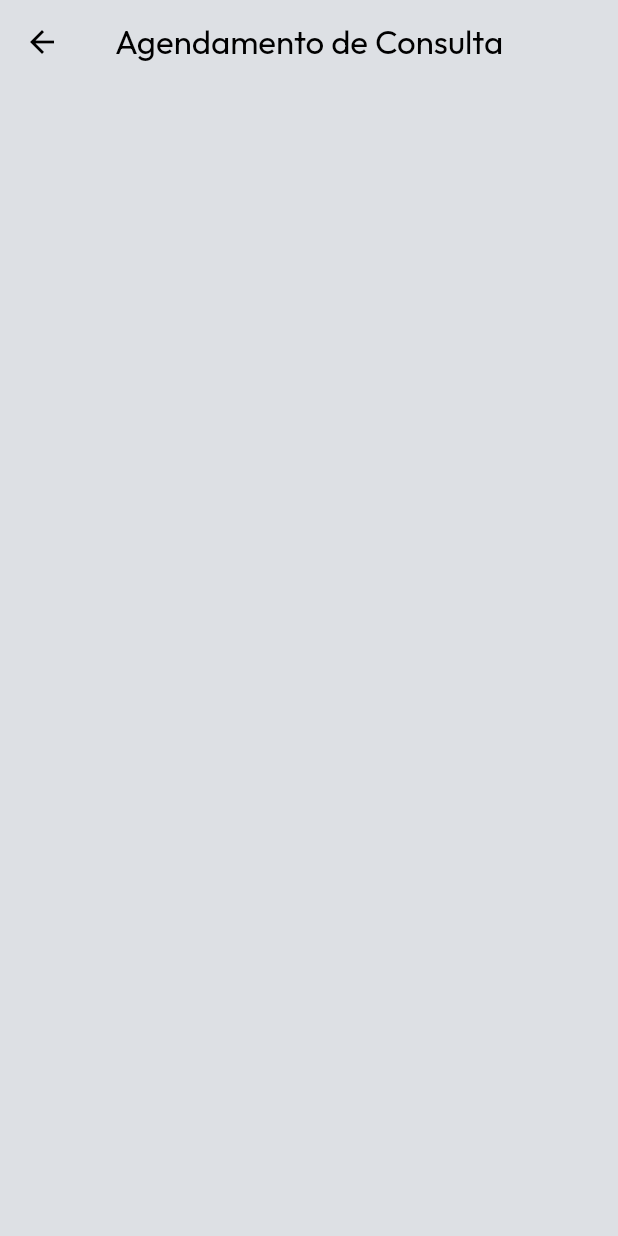
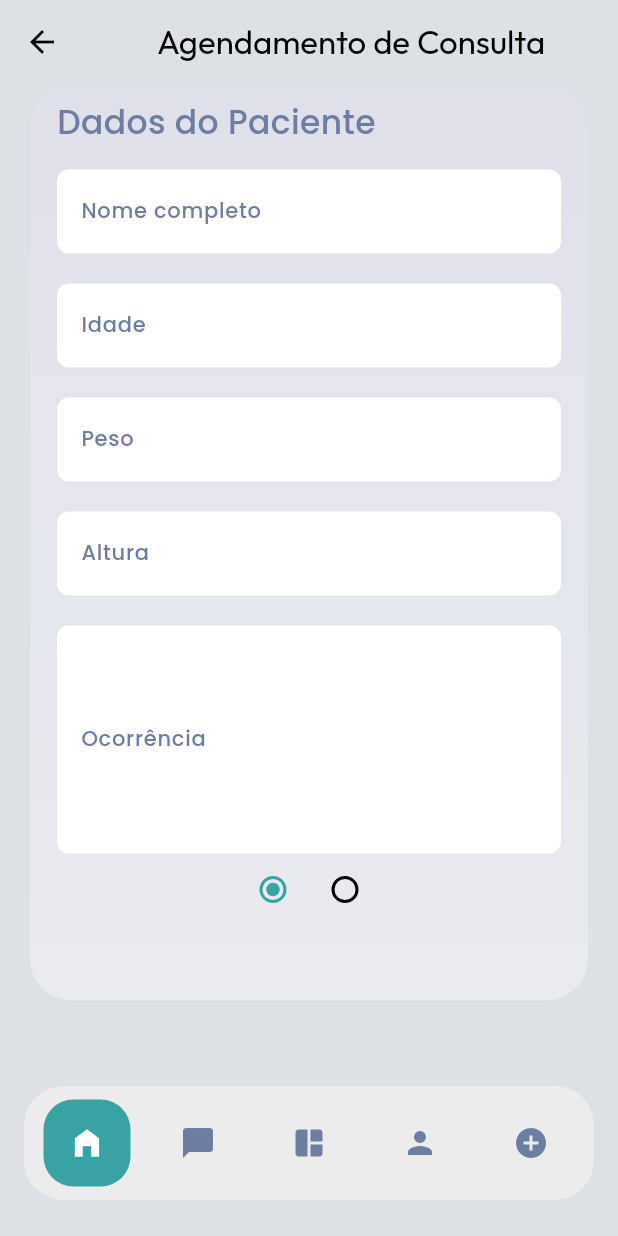
Before and after one commit to DaviFerreira0106/PhysioApp, a Flutter app: the ScheduleAppointmentPage screen opened by its route, on a phone screen of 412 x 824 dp. Run offline on Flutter 3.47's test engine with Material 3 defaults, Android fonts, the phone set to English and light mode, and no system bars; our stand-ins replace image_picker, video_player; accounts and stored records are empty.

Commit message:
Desenvolvido o primeiro formulario da tela de agendamento de consulta

```diff
--- /dev/null
+++ b/lib/components/physioterapist/schedule_appointment/first_form_schedule_appointment.dart
@@ -0,0 +1,125 @@
+import 'package:flutter/material.dart';
+
+class FirstFormScheduleAppointment extends StatefulWidget {
+  const FirstFormScheduleAppointment({super.key});
+
+  @override
+  State<FirstFormScheduleAppointment> createState() =>
+      _FirstFormScheduleAppointmentState();
+}
+
+class _FirstFormScheduleAppointmentState
+    extends State<FirstFormScheduleAppointment> {
+  @override
+  Widget build(BuildContext context) {
+    Widget defaultTextForm({required Widget textForm}) {
+      return Container(
+        margin: const EdgeInsets.symmetric(horizontal: 10),
+        decoration: BoxDecoration(
+          color: Colors.white,
+          borderRadius: BorderRadius.circular(8),
+        ),
+        child: textForm,
+      );
+    }
+
+    return Column(
+      crossAxisAlignment: CrossAxisAlignment.start,
+      children: [
+        Container(
+          margin: const EdgeInsets.only(
+            left: 10,
+            top: 10,
+            bottom: 16,
+          ),
+          child: Text(
+            'Dados do Paciente',
+            style: TextStyle(
+              fontSize: 22,
+              color: Theme.of(context).textTheme.labelLarge?.color,
+              fontWeight: FontWeight.w500,
+            ),
+          ),
+        ),
+        Form(
+          child: Column(
+            spacing: 20,
+            children: [
+              defaultTextForm(
+                textForm: TextFormField(
+                  decoration: InputDecoration(
+                    label: Text(
+                      'Nome completo',
+                      style: Theme.of(context).textTheme.labelMedium,
+                    ),
+                    border: const OutlineInputBorder(
+                      borderSide: BorderSide.none,
+                    ),
+                  ),
+                  keyboardType: TextInputType.name,
+                ),
+              ),
+              defaultTextForm(
+                textForm: TextFormField(
+                  decoration: InputDecoration(
+                    label: Text(
+                      'Idade',
+                      style: Theme.of(context).textTheme.labelMedium,
+                    ),
+                    border: const OutlineInputBorder(
+                      borderSide: BorderSide.none,
+                    ),
+                  ),
+                  keyboardType: TextInputType.number,
+                ),
+              ),
+              defaultTextForm(
+                textForm: TextFormField(
+                  decoration: InputDecoration(
+                    label: Text(
+                      'Peso',
+                      style: Theme.of(context).textTheme.labelMedium,
+                    ),
+                    border: const OutlineInputBorder(
+                      borderSide: BorderSide.none,
+                    ),
+                  ),
+                  keyboardType: TextInputType.number,
+                ),
+              ),
+              defaultTextForm(
+                textForm: TextFormField(
+                  decoration: InputDecoration(
+                    label: Text(
+                      'Altura',
+                      style: Theme.of(context).textTheme.labelMedium,
+                    ),
+                    border: const OutlineInputBorder(
+                      borderSide: BorderSide.none,
+                    ),
+                  ),
+                  keyboardType: TextInputType.number,
+                ),
+              ),
+              defaultTextForm(
+                textForm: TextFormField(
+                  decoration: InputDecoration(
+                    label: Text(
+                      'Ocorrência',
+                      style: Theme.of(context).textTheme.labelMedium,
+                    ),
+                    border: const OutlineInputBorder(
+                      borderSide: BorderSide.none,
+                    ),
+                  ),
+                  maxLines: 5,
+                  keyboardType: TextInputType.multiline,
+                ),
+              ),
+            ],
+          ),
+        ),
+      ],
+    );
+  }
+}
--- /dev/null
+++ b/lib/components/physioterapist/schedule_appointment/select_form.dart
@@ -0,0 +1,36 @@
+import 'package:flutter/material.dart';
+import 'package:physioapp/model/schedule/schedule_appointment_form.dart';
+import 'package:provider/provider.dart';
+
+class SelectForm extends StatefulWidget {
+  const SelectForm({super.key});
+
+  @override
+  State<SelectForm> createState() => _SelectFormState();
+}
+
+class _SelectFormState extends State<SelectForm> {
+  @override
+  Widget build(BuildContext context) {
+    final scheduleProvider = Provider.of<ScheduleAppointmentForm>(context);
+    return Row(
+      mainAxisAlignment: MainAxisAlignment.center,
+      children: [
+        Radio(
+          value: FormSchedule.firstForm,
+          groupValue: scheduleProvider.currentForm,
+          onChanged: (value) {
+            scheduleProvider.toggleForm(valueForm: value!);
+          },
+        ),
+        Radio(
+          value: FormSchedule.secondForm,
+          groupValue: scheduleProvider.currentForm,
+          onChanged: (value) {
+            scheduleProvider.toggleForm(valueForm: value!);
+          },
+        ),
+      ],
+    );
+  }
+}
--- a/lib/main.dart
+++ b/lib/main.dart
@@ -2,6 +2,7 @@ import 'package:flutter/material.dart';
 import 'package:physioapp/model/auth/physio/auth_form.dart';
 import 'package:physioapp/model/exercises/phtysio/exercises_controller_component.dart';
 import 'package:physioapp/model/navigation/bottom_nav_bar_controller.dart';
+import 'package:physioapp/model/schedule/schedule_appointment_form.dart';
 import 'package:physioapp/page/patient/signin_patient_page.dart';
 import 'package:physioapp/page/patient/signup_patient_page.dart';
 import 'package:physioapp/page/physioterapist/exercises_detail_page.dart';
@@ -42,6 +43,9 @@ class PhysioApp extends StatelessWidget {
         ),
         ChangeNotifierProvider(
           create: (context) => BottomNavBarController(),
+        ),
+        ChangeNotifierProvider(
+          create: (context) => ScheduleAppointmentForm(),
         ),
       ],
       child: MaterialApp(
--- /dev/null
+++ b/lib/model/schedule/schedule_appointment_form.dart
@@ -0,0 +1,17 @@
+import 'package:flutter/material.dart';
+
+enum FormSchedule {
+  firstForm,
+  secondForm,
+}
+
+class ScheduleAppointmentForm with ChangeNotifier{
+  FormSchedule _currentForm = FormSchedule.firstForm;
+
+  FormSchedule get currentForm => _currentForm;
+
+  void toggleForm({required FormSchedule valueForm}) {
+    _currentForm = valueForm;
+    notifyListeners();
+  }
+}
--- a/lib/page/physioterapist/schedule_appointment_page.dart
+++ b/lib/page/physioterapist/schedule_appointment_page.dart
@@ -1,4 +1,7 @@
 import 'package:flutter/material.dart';
+import 'package:physioapp/components/physioterapist/bottom_nav_bar.dart';
+import 'package:physioapp/components/physioterapist/schedule_appointment/first_form_schedule_appointment.dart';
+import 'package:physioapp/components/physioterapist/schedule_appointment/select_form.dart';
 
 class ScheduleAppointmentPage extends StatelessWidget {
   const ScheduleAppointmentPage({super.key});
@@ -7,7 +10,56 @@ class ScheduleAppointmentPage extends StatelessWidget {
   Widget build(BuildContext context) {
     return Scaffold(
       appBar: AppBar(
-        title: Text('Agendamento de Consulta'),
+        title: Center(
+          child: Text('Agendamento de Consulta'),
+        ),
+      ),
+      body: SafeArea(
+        child: Stack(
+          alignment: Alignment.center,
+          children: [
+            SizedBox(
+              width: double.infinity,
+              height: double.infinity,
+              child: Column(
+                children: [
+                  Container(
+                    width: double.infinity,
+                    margin: const EdgeInsets.symmetric(horizontal: 20),
+                    padding: const EdgeInsets.only(
+                      left: 8.0,
+                      right: 8.0,
+                      bottom: 50.0,
+                    ),
+                    decoration: BoxDecoration(
+                      gradient: const LinearGradient(
+                        begin: Alignment.topCenter,
+                        end: Alignment.bottomCenter,
+                        colors: [
+                          Color.fromARGB(255, 223, 224, 234),
+                          Color.fromARGB(255, 233, 235, 240),
+                        ],
+                      ),
+                      borderRadius: BorderRadius.circular(28),
+                    ),
+                    child: Column(
+
+                      children: [
+
+                        FirstFormScheduleAppointment(),
+                        SelectForm(),
+                      ],
+                    ),
+                  ),
+                ],
+              ),
+            ),
+            const Positioned(
+              bottom: 24,
+              child: BottomNavBar(),
+            ),
+          ],
+        ),
       ),
     );
   }
```
Also changed, not shown: lib/components/physioterapist/profile/ data_visualization.dart (added, +21 -0 lines), lib/components/physioterapist/profile/profile_data.dart (+10 -17 lines), lib/components/physioterapist/schedule_appointment/second_form_schedule_appointment.dart (added, +15 -0 lines), lib/page/physioterapist/physio_profile_page.dart (+22 -20 lines).
